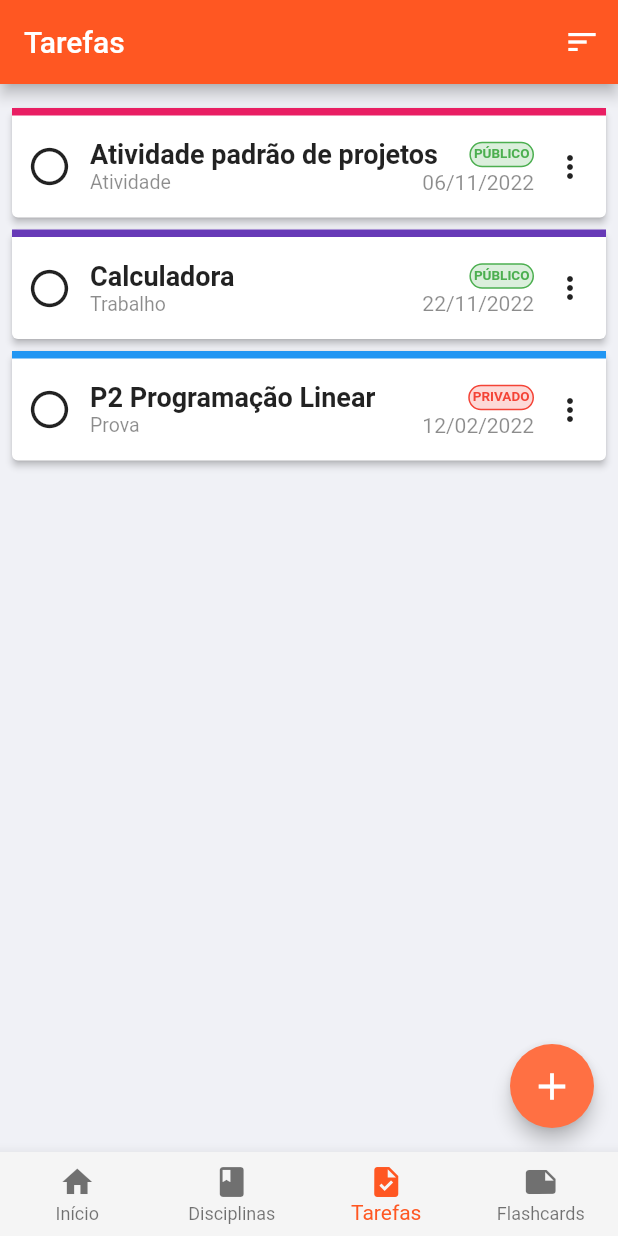
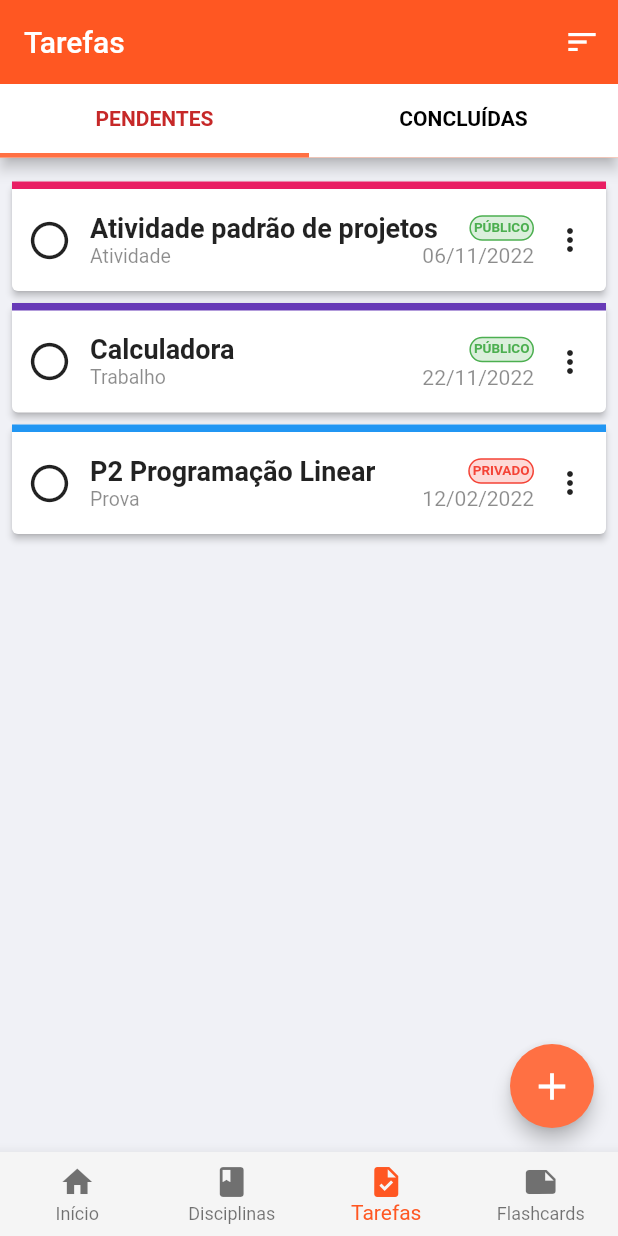
Before and after one commit to GL-Tech-Solutions/to-do-list-universitario, a Flutter app: the screen it shows after launch, swiped to page 3, on a phone screen of 412 x 824 dp. Run offline on Flutter 3.47's test engine with Material 2 defaults, Android fonts, the phone set to English and light mode, and no system bars; our stand-ins replace shared_preferences.

Commit message:
Commit 6

```diff
--- a/lib/pages/tarefas_page.dart
+++ b/lib/pages/tarefas_page.dart
@@ -16,6 +16,38 @@ class TarefasPage extends StatefulWidget {
 class _TarefasPageState extends State<TarefasPage> {
   late ListarTarefas tarefas;
   List<Tarefa> selecionadas = []; //Lista de tarefas selecionadas
+  int abaAtual = 0;
+
+  /*@override
+  void initState() {
+    super.initState();
+    tarefas.listarPendentes();
+    tarefas.listarConcluidas();
+    print(tarefas.listaP);
+    print(tarefas.listaC);
+  }*/
+
+  setPaginaAtual(aba)
+  {
+    setState(() {
+      abaAtual = aba;
+    });
+  }
+
+  TabBar get _tabBar => TabBar(
+    indicatorColor: Colors.deepOrange[400],
+    indicatorWeight: 3,
+    labelColor: abaAtual == 0 ? Colors.red[800] : Colors.green,
+    unselectedLabelColor: Colors.black,
+    labelStyle: TextStyle(fontWeight: FontWeight.w600),
+    onTap: (index) { // It gives current selected index 0 for First Tab , second 1, like....
+      setPaginaAtual(index);
+    },
+    tabs: [
+      Tab(text: 'PENDENTES'),
+      Tab(text: 'CONCLUÍDAS')
+    ],
+  );
 
   AppBar appBarDinamica()
   {
@@ -23,12 +55,20 @@ class _TarefasPageState extends State<TarefasPage> {
     {
       return AppBar(
         title: Text('Tarefas'),
+        backgroundColor: Colors.deepOrange,
         actions: [
           IconButton(
             icon: Icon(Icons.sort, color: Colors.white),
             onPressed: null,
           )
         ],
+        bottom: PreferredSize(
+          preferredSize: _tabBar.preferredSize,
+          child: Material(
+            color: Colors.white,
+            child: _tabBar
+          ),
+        ),
       );
     }
     else //Se lista de selecionadas não estiver vazia, fica na AppBar de selecionadas
@@ -69,6 +109,13 @@ class _TarefasPageState extends State<TarefasPage> {
             ],
           )
         ],
+        bottom: PreferredSize(
+          preferredSize: _tabBar.preferredSize,
+          child: Material(
+            color: Colors.white,
+            child: _tabBar
+          ),
+        ),
         backgroundColor: Colors.blueGrey[50],
         elevation: 1,
         iconTheme: IconThemeData(color: Colors.black87),
@@ -96,17 +143,26 @@ class _TarefasPageState extends State<TarefasPage> {
       selecionadas = [];
     });
   }
-
   @override
   Widget build(BuildContext context) {
-    return Scaffold(
+    return MaterialApp(
+      home: DefaultTabController(
+        initialIndex: abaAtual,
+        length: 2,
+        animationDuration: Duration(milliseconds: 200),
+        child: Scaffold(
           appBar: appBarDinamica(),
-      body: Container(
+          body: TabBarView(
+            physics: BouncingScrollPhysics(),
+            children: [
+              Container(
                 color: Colors.indigo.withOpacity(0.05),
                 height: MediaQuery.of(context).size.height,
                 padding: EdgeInsets.all(8),
                 child: Consumer<ListarTarefas>(
                   builder: (context, tarefas, child) {
+                    tarefas.listarPendentes();
+                    tarefas.listarConcluidas();
                     return tarefas.lista.isEmpty
                     ? ListTile(
                       leading: Icon(Icons.notes),
@@ -316,12 +372,17 @@ class _TarefasPageState extends State<TarefasPage> {
                   },
                 ),
               ),
+              Icon(Icons.center_focus_weak_sharp),
+            ],
+          ),
           floatingActionButton: FloatingActionButton(
             onPressed: null,
             elevation: 5,
             backgroundColor: Colors.deepOrange[400],
             child: Icon(Icons.add, size: 30,)
             ),
+        ),
+      ),
     );
   }
 }
--- a/lib/repositories/listar_tarefas.dart
+++ b/lib/repositories/listar_tarefas.dart
@@ -7,8 +7,12 @@ import '../models/tarefa.dart';
 
 class ListarTarefas extends ChangeNotifier{
   final _lista = TarefaRepository.tabela;
+  final List<Tarefa> _listaPendentes = [];
+  final List<Tarefa> _listaConcluidas = [];
 
   UnmodifiableListView<Tarefa> get lista => UnmodifiableListView(_lista);
+  UnmodifiableListView<Tarefa> get listaP => UnmodifiableListView(_listaPendentes);
+  UnmodifiableListView<Tarefa> get listaC => UnmodifiableListView(_listaConcluidas);
 
   void refresh()
   {
@@ -20,6 +24,26 @@ class ListarTarefas extends ChangeNotifier{
     notifyListeners();
   }
 
+  void listarPendentes()
+  {
+    _lista.forEach((tarefa)
+    {
+      if(tarefa.status == 'Aberto') {
+        _listaPendentes.add(tarefa);
+      }
+    });
+  }
+
+  void listarConcluidas()
+  {
+    _lista.forEach((tarefa)
+    {
+      if(tarefa.status == 'Finalizado') {
+        _listaConcluidas.add(tarefa);
+      }
+    });
+  }
+
   void remove(Tarefa tarefa)
   {
     _lista.remove(tarefa);
```
Lines whose indentation alone changed are shown as unchanged.
